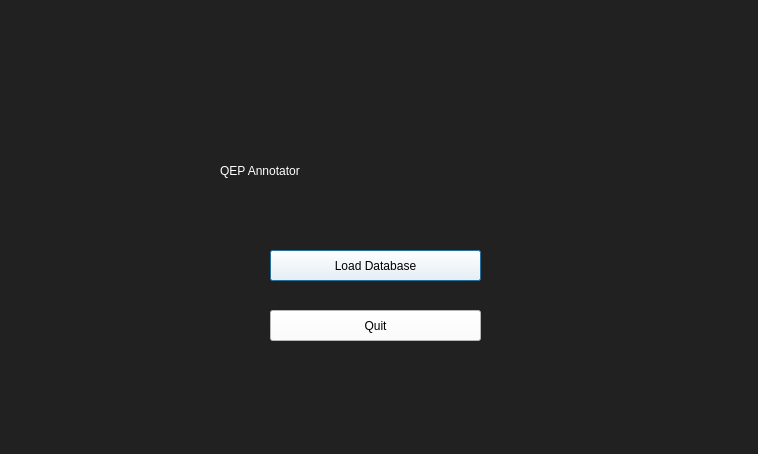
The window that WelcomeScreen.ui (Joshlim288/sql-annotator) describes before a commit, drawn with Qt 5.
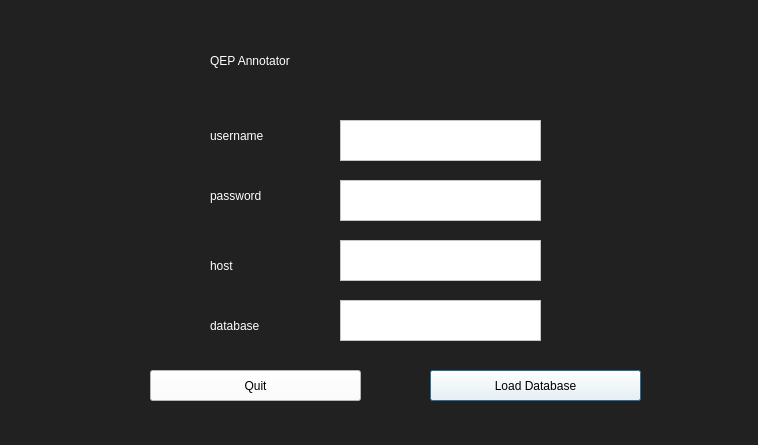
The same window after the commit.

Commit message: add inputs to welcome screen

What changed in the file:
```diff
--- a/WelcomeScreen.ui
+++ b/WelcomeScreen.ui
@@ -7,7 +7,7 @@
     <x>0</x>
     <y>0</y>
     <width>758</width>
-    <height>454</height>
+    <height>445</height>
    </rect>
   </property>
   <property name="windowTitle">
@@ -19,8 +19,8 @@
   <widget class="QLabel" name="titleText">
    <property name="geometry">
     <rect>
-     <x>220</x>
-     <y>130</y>
+     <x>210</x>
+     <y>20</y>
      <width>321</width>
      <height>81</height>
     </rect>
@@ -35,8 +35,8 @@
   <widget class="QPushButton" name="loadDatabaseButton">
    <property name="geometry">
     <rect>
-     <x>270</x>
-     <y>250</y>
+     <x>430</x>
+     <y>370</y>
      <width>211</width>
      <height>31</height>
     </rect>
@@ -52,8 +52,8 @@
   <widget class="QPushButton" name="quitButton">
    <property name="geometry">
     <rect>
-     <x>270</x>
-     <y>310</y>
+     <x>150</x>
+     <y>370</y>
      <width>211</width>
      <height>31</height>
     </rect>
@@ -66,6 +66,822 @@
     <string>Quit</string>
    </property>
   </widget>
+  <widget class="QTextEdit" name="username_input">
+   <property name="geometry">
+    <rect>
+     <x>340</x>
+     <y>120</y>
+     <width>201</width>
+     <height>41</height>
+    </rect>
+   </property>
+   <property name="styleSheet">
+    <string notr="true">background-color: rgb(255, 255, 255);</string>
+   </property>
+  </widget>
+  <widget class="QTextEdit" name="password_input">
+   <property name="geometry">
+    <rect>
+     <x>340</x>
+     <y>180</y>
+     <width>201</width>
+     <height>41</height>
+    </rect>
+   </property>
+   <property name="styleSheet">
+    <string notr="true">background-color: rgb(255, 255, 255);</string>
+   </property>
+  </widget>
+  <widget class="QTextEdit" name="host_input">
+   <property name="geometry">
+    <rect>
+     <x>340</x>
+     <y>240</y>
+     <width>201</width>
+     <height>41</height>
+    </rect>
+   </property>
+   <property name="styleSheet">
+    <string notr="true">background-color: rgb(255, 255, 255);</string>
+   </property>
+  </widget>
+  <widget class="QTextEdit" name="database_input">
+   <property name="geometry">
+    <rect>
+     <x>340</x>
+     <y>300</y>
+     <width>201</width>
+     <height>41</height>
+    </rect>
+   </property>
+   <property name="styleSheet">
+    <string notr="true">background-color: rgb(255, 255, 255);</string>
+   </property>
+  </widget>
+  <widget class="QLabel" name="label">
+   <property name="geometry">
+    <rect>
+     <x>210</x>
+     <y>110</y>
+     <width>111</width>
+     <height>51</height>
+    </rect>
+   </property>
+   <property name="palette">
+    <palette>
+     <active>
+      <colorrole role="WindowText">
+       <brush brushstyle="SolidPattern">
+        <color alpha="255">
+         <red>255</red>
+         <green>255</green>
+         <blue>255</blue>
+        </color>
+       </brush>
+      </colorrole>
+      <colorrole role="Button">
+       <brush brushstyle="SolidPattern">
+        <color alpha="255">
+         <red>33</red>
+         <green>33</green>
+         <blue>33</blue>
+        </color>
+       </brush>
+      </colorrole>
+      <colorrole role="Text">
+       <brush brushstyle="SolidPattern">
+        <color alpha="255">
+         <red>255</red>
+         <green>255</green>
+         <blue>255</blue>
+        </color>
+       </brush>
+      </colorrole>
+      <colorrole role="ButtonText">
+       <brush brushstyle="SolidPattern">
+        <color alpha="255">
+         <red>255</red>
+         <green>255</green>
+         <blue>255</blue>
+        </color>
+       </brush>
+      </colorrole>
+      <colorrole role="Base">
+       <brush brushstyle="SolidPattern">
+        <color alpha="255">
+         <red>33</red>
+         <green>33</green>
+         <blue>33</blue>
+        </color>
+       </brush>
+      </colorrole>
+      <colorrole role="Window">
+       <brush brushstyle="SolidPattern">
+        <color alpha="255">
+         <red>33</red>
+         <green>33</green>
+         <blue>33</blue>
+        </color>
+       </brush>
+      </colorrole>
+     </active>
+     <inactive>
+      <colorrole role="WindowText">
+       <brush brushstyle="SolidPattern">
+        <color alpha="255">
+         <red>255</red>
+         <green>255</green>
+         <blue>255</blue>
+        </color>
+       </brush>
+      </colorrole>
+      <colorrole role="Button">
+       <brush brushstyle="SolidPattern">
+        <color alpha="255">
+         <red>33</red>
+         <green>33</green>
+         <blue>33</blue>
+        </color>
+       </brush>
+      </colorrole>
+      <colorrole role="Text">
+       <brush brushstyle="SolidPattern">
+        <color alpha="255">
+         <red>255</red>
+         <green>255</green>
+         <blue>255</blue>
+        </color>
+       </brush>
+      </colorrole>
+      <colorrole role="ButtonText">
+       <brush brushstyle="SolidPattern">
+        <color alpha="255">
+         <red>255</red>
+         <green>255</green>
+         <blue>255</blue>
+        </color>
+       </brush>
+      </colorrole>
+      <colorrole role="Base">
+       <brush brushstyle="SolidPattern">
+        <color alpha="255">
+         <red>33</red>
+         <green>33</green>
+         <blue>33</blue>
+        </color>
+       </brush>
+      </colorrole>
+      <colorrole role="Window">
+       <brush brushstyle="SolidPattern">
+        <color alpha="255">
+         <red>33</red>
+         <green>33</green>
+         <blue>33</blue>
+        </color>
+       </brush>
+      </colorrole>
+     </inactive>
+     <disabled>
+      <colorrole role="WindowText">
+       <brush brushstyle="SolidPattern">
+        <color alpha="255">
+         <red>255</red>
+         <green>255</green>
+         <blue>255</blue>
+        </color>
+       </brush>
+      </colorrole>
+      <colorrole role="Button">
+       <brush brushstyle="SolidPattern">
+        <color alpha="255">
+         <red>33</red>
+         <green>33</green>
+         <blue>33</blue>
+        </color>
+       </brush>
+      </colorrole>
+      <colorrole role="Text">
+       <brush brushstyle="SolidPattern">
+        <color alpha="255">
+         <red>255</red>
+         <green>255</green>
+         <blue>255</blue>
+        </color>
+       </brush>
+      </colorrole>
+      <colorrole role="ButtonText">
+       <brush brushstyle="SolidPattern">
+        <color alpha="255">
+         <red>255</red>
+         <green>255</green>
+         <blue>255</blue>
+        </color>
+       </brush>
+      </colorrole>
+      <colorrole role="Base">
+       <brush brushstyle="SolidPattern">
+        <color alpha="255">
+         <red>33</red>
+         <green>33</green>
+         <blue>33</blue>
+        </color>
+       </brush>
+      </colorrole>
+      <colorrole role="Window">
+       <brush brushstyle="SolidPattern">
+        <color alpha="255">
+         <red>33</red>
+         <green>33</green>
+         <blue>33</blue>
+        </color>
+       </brush>
+      </colorrole>
+     </disabled>
+    </palette>
+   </property>
+   <property name="styleSheet">
+    <string notr="true">font: 12pt &quot;MS Shell Dlg 2&quot;; color:rgb(255, 255, 255)</string>
+   </property>
+   <property name="frameShape">
+    <enum>QFrame::NoFrame</enum>
+   </property>
+   <property name="text">
+    <string>username</string>
+   </property>
+  </widget>
+  <widget class="QLabel" name="label_2">
+   <property name="geometry">
+    <rect>
+     <x>210</x>
+     <y>170</y>
+     <width>111</width>
+     <height>51</height>
+    </rect>
+   </property>
+   <property name="palette">
+    <palette>
+     <active>
+      <colorrole role="WindowText">
+       <brush brushstyle="SolidPattern">
+        <color alpha="255">
+         <red>255</red>
+         <green>255</green>
+         <blue>255</blue>
+        </color>
+       </brush>
+      </colorrole>
+      <colorrole role="Button">
+       <brush brushstyle="SolidPattern">
+        <color alpha="255">
+         <red>33</red>
+         <green>33</green>
+         <blue>33</blue>
+        </color>
+       </brush>
+      </colorrole>
+      <colorrole role="Text">
+       <brush brushstyle="SolidPattern">
+        <color alpha="255">
+         <red>255</red>
+         <green>255</green>
+         <blue>255</blue>
+        </color>
+       </brush>
+      </colorrole>
+      <colorrole role="ButtonText">
+       <brush brushstyle="SolidPattern">
+        <color alpha="255">
+         <red>255</red>
+         <green>255</green>
+         <blue>255</blue>
+        </color>
+       </brush>
+      </colorrole>
+      <colorrole role="Base">
+       <brush brushstyle="SolidPattern">
+        <color alpha="255">
+         <red>33</red>
+         <green>33</green>
+         <blue>33</blue>
+        </color>
+       </brush>
+      </colorrole>
+      <colorrole role="Window">
+       <brush brushstyle="SolidPattern">
+        <color alpha="255">
+         <red>33</red>
+         <green>33</green>
+         <blue>33</blue>
+        </color>
+       </brush>
+      </colorrole>
+     </active>
+     <inactive>
+      <colorrole role="WindowText">
+       <brush brushstyle="SolidPattern">
+        <color alpha="255">
+         <red>255</red>
+         <green>255</green>
+         <blue>255</blue>
+        </color>
+       </brush>
+      </colorrole>
+      <colorrole role="Button">
+       <brush brushstyle="SolidPattern">
+        <color alpha="255">
+         <red>33</red>
+         <green>33</green>
+         <blue>33</blue>
+        </color>
+       </brush>
+      </colorrole>
+      <colorrole role="Text">
+       <brush brushstyle="SolidPattern">
+        <color alpha="255">
+         <red>255</red>
+         <green>255</green>
+         <blue>255</blue>
+        </color>
+       </brush>
+      </colorrole>
+      <colorrole role="ButtonText">
+       <brush brushstyle="SolidPattern">
+        <color alpha="255">
+         <red>255</red>
+         <green>255</green>
+         <blue>255</blue>
+        </color>
+       </brush>
+      </colorrole>
+      <colorrole role="Base">
+       <brush brushstyle="SolidPattern">
+        <color alpha="255">
+         <red>33</red>
+         <green>33</green>
+         <blue>33</blue>
+        </color>
+       </brush>
+      </colorrole>
+      <colorrole role="Window">
+       <brush brushstyle="SolidPattern">
+        <color alpha="255">
+         <red>33</red>
+         <green>33</green>
+         <blue>33</blue>
+        </color>
+       </brush>
+      </colorrole>
+     </inactive>
+     <disabled>
+      <colorrole role="WindowText">
+       <brush brushstyle="SolidPattern">
+        <color alpha="255">
+         <red>255</red>
+         <green>255</green>
+         <blue>255</blue>
+        </color>
+       </brush>
+      </colorrole>
+      <colorrole role="Button">
+       <brush brushstyle="SolidPattern">
+        <color alpha="255">
+         <red>33</red>
+         <green>33</green>
+         <blue>33</blue>
+        </color>
+       </brush>
+      </colorrole>
+      <colorrole role="Text">
+       <brush brushstyle="SolidPattern">
+        <color alpha="255">
+         <red>255</red>
+         <green>255</green>
+         <blue>255</blue>
+        </color>
+       </brush>
+      </colorrole>
+      <colorrole role="ButtonText">
+       <brush brushstyle="SolidPattern">
+        <color alpha="255">
+         <red>255</red>
+         <green>255</green>
+         <blue>255</blue>
+        </color>
+       </brush>
+      </colorrole>
+      <colorrole role="Base">
+       <brush brushstyle="SolidPattern">
+        <color alpha="255">
+         <red>33</red>
+         <green>33</green>
+         <blue>33</blue>
+        </color>
+       </brush>
+      </colorrole>
+      <colorrole role="Window">
+       <brush brushstyle="SolidPattern">
+        <color alpha="255">
+         <red>33</red>
+         <green>33</green>
+         <blue>33</blue>
+        </color>
+       </brush>
+      </colorrole>
+     </disabled>
+    </palette>
+   </property>
+   <property name="styleSheet">
+    <string notr="true">font: 12pt &quot;MS Shell Dlg 2&quot;; color:rgb(255, 255, 255)</string>
+   </property>
+   <property name="frameShape">
+    <enum>QFrame::NoFrame</enum>
+   </property>
+   <property name="text">
+    <string>password</string>
+   </property>
+  </widget>
+  <widget class="QLabel" name="label_3">
+   <property name="geometry">
+    <rect>
+     <x>210</x>
+     <y>240</y>
+     <width>111</width>
+     <height>51</height>
+    </rect>
+   </property>
+   <property name="palette">
+    <palette>
+     <active>
+      <colorrole role="WindowText">
+       <brush brushstyle="SolidPattern">
+        <color alpha="255">
+         <red>255</red>
+         <green>255</green>
+         <blue>255</blue>
+        </color>
+       </brush>
+      </colorrole>
+      <colorrole role="Button">
+       <brush brushstyle="SolidPattern">
+        <color alpha="255">
+         <red>33</red>
+         <green>33</green>
+         <blue>33</blue>
+        </color>
+       </brush>
+      </colorrole>
+      <colorrole role="Text">
+       <brush brushstyle="SolidPattern">
+        <color alpha="255">
+         <red>255</red>
+         <green>255</green>
+         <blue>255</blue>
+        </color>
+       </brush>
+      </colorrole>
+      <colorrole role="ButtonText">
+       <brush brushstyle="SolidPattern">
+        <color alpha="255">
+         <red>255</red>
+         <green>255</green>
+         <blue>255</blue>
+        </color>
+       </brush>
+      </colorrole>
+      <colorrole role="Base">
+       <brush brushstyle="SolidPattern">
+        <color alpha="255">
+         <red>33</red>
+         <green>33</green>
+         <blue>33</blue>
+        </color>
+       </brush>
+      </colorrole>
+      <colorrole role="Window">
+       <brush brushstyle="SolidPattern">
+        <color alpha="255">
+         <red>33</red>
+         <green>33</green>
+         <blue>33</blue>
+        </color>
+       </brush>
+      </colorrole>
+     </active>
+     <inactive>
+      <colorrole role="WindowText">
+       <brush brushstyle="SolidPattern">
+        <color alpha="255">
+         <red>255</red>
+         <green>255</green>
+         <blue>255</blue>
+        </color>
+       </brush>
+      </colorrole>
+      <colorrole role="Button">
+       <brush brushstyle="SolidPattern">
+        <color alpha="255">
+         <red>33</red>
+         <green>33</green>
+         <blue>33</blue>
+        </color>
+       </brush>
+      </colorrole>
+      <colorrole role="Text">
+       <brush brushstyle="SolidPattern">
+        <color alpha="255">
+         <red>255</red>
+         <green>255</green>
+         <blue>255</blue>
+        </color>
+       </brush>
+      </colorrole>
+      <colorrole role="ButtonText">
+       <brush brushstyle="SolidPattern">
+        <color alpha="255">
+         <red>255</red>
+         <green>255</green>
+         <blue>255</blue>
+        </color>
+       </brush>
+      </colorrole>
+      <colorrole role="Base">
+       <brush brushstyle="SolidPattern">
+        <color alpha="255">
+         <red>33</red>
+         <green>33</green>
+         <blue>33</blue>
+        </color>
+       </brush>
+      </colorrole>
+      <colorrole role="Window">
+       <brush brushstyle="SolidPattern">
+        <color alpha="255">
+         <red>33</red>
+         <green>33</green>
+         <blue>33</blue>
+        </color>
+       </brush>
+      </colorrole>
+     </inactive>
+     <disabled>
+      <colorrole role="WindowText">
+       <brush brushstyle="SolidPattern">
+        <color alpha="255">
+         <red>255</red>
+         <green>255</green>
+         <blue>255</blue>
+        </color>
+       </brush>
+      </colorrole>
+      <colorrole role="Button">
+       <brush brushstyle="SolidPattern">
+        <color alpha="255">
+         <red>33</red>
+         <green>33</green>
+         <blue>33</blue>
+        </color>
+       </brush>
+      </colorrole>
+      <colorrole role="Text">
+       <brush brushstyle="SolidPattern">
+        <color alpha="255">
+         <red>255</red>
+         <green>255</green>
+         <blue>255</blue>
+        </color>
+       </brush>
+      </colorrole>
+      <colorrole role="ButtonText">
+       <brush brushstyle="SolidPattern">
+        <color alpha="255">
+         <red>255</red>
+         <green>255</green>
+         <blue>255</blue>
+        </color>
+       </brush>
+      </colorrole>
+      <colorrole role="Base">
+       <brush brushstyle="SolidPattern">
+        <color alpha="255">
+         <red>33</red>
+         <green>33</green>
+         <blue>33</blue>
+        </color>
+       </brush>
+      </colorrole>
+      <colorrole role="Window">
+       <brush brushstyle="SolidPattern">
+        <color alpha="255">
+         <red>33</red>
+         <green>33</green>
+         <blue>33</blue>
+        </color>
+       </brush>
+      </colorrole>
+     </disabled>
+    </palette>
+   </property>
+   <property name="styleSheet">
+    <string notr="true">font: 12pt &quot;MS Shell Dlg 2&quot;; color:rgb(255, 255, 255)</string>
+   </property>
+   <property name="frameShape">
+    <enum>QFrame::NoFrame</enum>
+   </property>
+   <property name="text">
+    <string>host</string>
+   </property>
+  </widget>
+  <widget class="QLabel" name="label_4">
+   <property name="geometry">
+    <rect>
+     <x>210</x>
+     <y>300</y>
+     <width>121</width>
+     <height>51</height>
+    </rect>
+   </property>
+   <property name="palette">
+    <palette>
+     <active>
+      <colorrole role="WindowText">
+       <brush brushstyle="SolidPattern">
+        <color alpha="255">
+         <red>255</red>
+         <green>255</green>
+         <blue>255</blue>
+        </color>
+       </brush>
+      </colorrole>
+      <colorrole role="Button">
+       <brush brushstyle="SolidPattern">
+        <color alpha="255">
+         <red>33</red>
+         <green>33</green>
+         <blue>33</blue>
+        </color>
+       </brush>
+      </colorrole>
+      <colorrole role="Text">
+       <brush brushstyle="SolidPattern">
+        <color alpha="255">
+         <red>255</red>
+         <green>255</green>
+         <blue>255</blue>
+        </color>
+       </brush>
+      </colorrole>
+      <colorrole role="ButtonText">
+       <brush brushstyle="SolidPattern">
+        <color alpha="255">
+         <red>255</red>
+         <green>255</green>
+         <blue>255</blue>
+        </color>
+       </brush>
+      </colorrole>
+      <colorrole role="Base">
+       <brush brushstyle="SolidPattern">
+        <color alpha="255">
+         <red>33</red>
+         <green>33</green>
+         <blue>33</blue>
+        </color>
+       </brush>
+      </colorrole>
+      <colorrole role="Window">
+       <brush brushstyle="SolidPattern">
+        <color alpha="255">
+         <red>33</red>
+         <green>33</green>
+         <blue>33</blue>
+        </color>
+       </brush>
+      </colorrole>
+     </active>
+     <inactive>
+      <colorrole role="WindowText">
+       <brush brushstyle="SolidPattern">
+        <color alpha="255">
+         <red>255</red>
+         <green>255</green>
+         <blue>255</blue>
+        </color>
+       </brush>
+      </colorrole>
+      <colorrole role="Button">
+       <brush brushstyle="SolidPattern">
+        <color alpha="255">
+         <red>33</red>
+         <green>33</green>
+         <blue>33</blue>
+        </color>
+       </brush>
+      </colorrole>
+      <colorrole role="Text">
+       <brush brushstyle="SolidPattern">
+        <color alpha="255">
+         <red>255</red>
+         <green>255</green>
+         <blue>255</blue>
+        </color>
+       </brush>
+      </colorrole>
+      <colorrole role="ButtonText">
+       <brush brushstyle="SolidPattern">
+        <color alpha="255">
+         <red>255</red>
+         <green>255</green>
+         <blue>255</blue>
+        </color>
+       </brush>
+      </colorrole>
+      <colorrole role="Base">
+       <brush brushstyle="SolidPattern">
+        <color alpha="255">
+         <red>33</red>
+         <green>33</green>
+         <blue>33</blue>
+        </color>
+       </brush>
+      </colorrole>
+      <colorrole role="Window">
+       <brush brushstyle="SolidPattern">
+        <color alpha="255">
+         <red>33</red>
+         <green>33</green>
+         <blue>33</blue>
+        </color>
+       </brush>
+      </colorrole>
+     </inactive>
+     <disabled>
+      <colorrole role="WindowText">
+       <brush brushstyle="SolidPattern">
+        <color alpha="255">
+         <red>255</red>
+         <green>255</green>
+         <blue>255</blue>
+        </color>
+       </brush>
+      </colorrole>
+      <colorrole role="Button">
+       <brush brushstyle="SolidPattern">
+        <color alpha="255">
+         <red>33</red>
+         <green>33</green>
+         <blue>33</blue>
+        </color>
+       </brush>
+      </colorrole>
+      <colorrole role="Text">
+       <brush brushstyle="SolidPattern">
+        <color alpha="255">
+         <red>255</red>
+         <green>255</green>
+         <blue>255</blue>
+        </color>
+       </brush>
+      </colorrole>
+      <colorrole role="ButtonText">
+       <brush brushstyle="SolidPattern">
+        <color alpha="255">
+         <red>255</red>
+         <green>255</green>
+         <blue>255</blue>
+        </color>
+       </brush>
+      </colorrole>
+      <colorrole role="Base">
+       <brush brushstyle="SolidPattern">
+        <color alpha="255">
+         <red>33</red>
+         <green>33</green>
+         <blue>33</blue>
+        </color>
+       </brush>
+      </colorrole>
+      <colorrole role="Window">
+       <brush brushstyle="SolidPattern">
+        <color alpha="255">
+         <red>33</red>
+         <green>33</green>
+         <blue>33</blue>
+        </color>
+       </brush>
+      </colorrole>
+     </disabled>
+    </palette>
+   </property>
+   <property name="styleSheet">
+    <string notr="true">font: 12pt &quot;MS Shell Dlg 2&quot;; color:rgb(255, 255, 255)</string>
+   </property>
+   <property name="frameShape">
+    <enum>QFrame::NoFrame</enum>
+   </property>
+   <property name="text">
+    <string>database</string>
+   </property>
+  </widget>
  </widget>
  <resources/>
  <connections/>
```
The commit also changes 1 other file.
